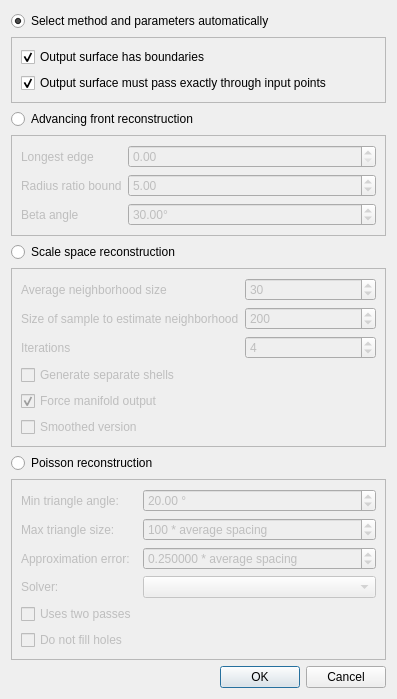
This is Polyhedron/demo/Polyhedron/Plugins/Point_set/Surface_reconstruction_plugin.ui in CGAL/cgal as Qt 5 draws it before an edit. The edited form follows.
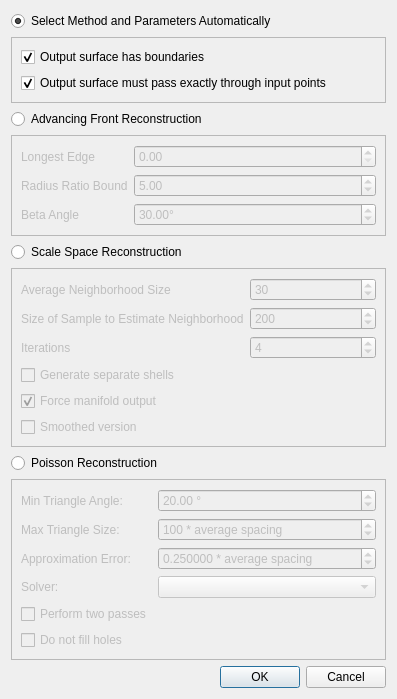
This is the edited form.

What changed in the file:
```diff
--- a/Polyhedron/demo/Polyhedron/Plugins/Point_set/Surface_reconstruction_plugin.ui
+++ b/Polyhedron/demo/Polyhedron/Plugins/Point_set/Surface_reconstruction_plugin.ui
@@ -29,7 +29,7 @@
       <item row="0" column="0">
        <widget class="QLabel" name="label">
         <property name="text">
-         <string>Longest edge</string>
+         <string>Longest Edge</string>
         </property>
        </widget>
       </item>
@@ -43,14 +43,14 @@
       <item row="1" column="0">
        <widget class="QLabel" name="label_9">
         <property name="text">
-         <string>Radius ratio bound</string>
+         <string>Radius Ratio Bound</string>
         </property>
        </widget>
       </item>
       <item row="2" column="0">
        <widget class="QLabel" name="label_10">
         <property name="text">
-         <string>Beta angle</string>
+         <string>Beta Angle</string>
         </property>
        </widget>
       </item>
@@ -98,7 +98,7 @@
       <item row="0" column="0">
        <widget class="QLabel" name="label_2">
         <property name="text">
-         <string>Average neighborhood size</string>
+         <string>Average Neighborhood Size</string>
         </property>
        </widget>
       </item>
@@ -118,7 +118,7 @@
       <item row="1" column="0">
        <widget class="QLabel" name="label_4">
         <property name="text">
-         <string>Size of sample to estimate neighborhood</string>
+         <string>Size of Sample to Estimate Neighborhood</string>
         </property>
        </widget>
       </item>
@@ -188,7 +188,7 @@
    <item row="6" column="0">
     <widget class="QRadioButton" name="buttonPoisson">
      <property name="text">
-      <string>Poisson reconstruction</string>
+      <string>Poisson Reconstruction</string>
      </property>
     </widget>
    </item>
@@ -207,7 +207,7 @@
       <item row="0" column="0">
        <widget class="QLabel" name="label_5">
         <property name="text">
-         <string>Min triangle angle:</string>
+         <string>Min Triangle Angle:</string>
         </property>
        </widget>
       </item>
@@ -230,7 +230,7 @@
       <item row="1" column="0">
        <widget class="QLabel" name="label_7">
         <property name="text">
-         <string>Max triangle size:</string>
+         <string>Max Triangle Size:</string>
         </property>
        </widget>
       </item>
@@ -259,7 +259,7 @@
       <item row="2" column="0">
        <widget class="QLabel" name="label_6">
         <property name="text">
-         <string>Approximation error:</string>
+         <string>Approximation Error:</string>
         </property>
        </widget>
       </item>
@@ -302,7 +302,7 @@
       <item row="4" column="0">
        <widget class="QCheckBox" name="m_inputTwoPasses">
         <property name="text">
-         <string>Uses two passes</string>
+         <string>Perform two passes</string>
         </property>
        </widget>
       </item>
@@ -319,14 +319,14 @@
    <item row="2" column="0">
     <widget class="QRadioButton" name="buttonAdvancing">
      <property name="text">
-      <string>Advancing front reconstruction</string>
+      <string>Advancing Front Reconstruction</string>
      </property>
     </widget>
    </item>
    <item row="0" column="0">
     <widget class="QRadioButton" name="buttonAuto">
      <property name="text">
-      <string>Select method and parameters automatically</string>
+      <string>Select Method and Parameters Automatically</string>
      </property>
      <property name="checked">
       <bool>true</bool>
@@ -336,7 +336,7 @@
    <item row="4" column="0">
     <widget class="QRadioButton" name="buttonScaleSpace">
      <property name="text">
-      <string>Scale space reconstruction</string>
+      <string>Scale Space Reconstruction</string>
      </property>
     </widget>
    </item>
```
